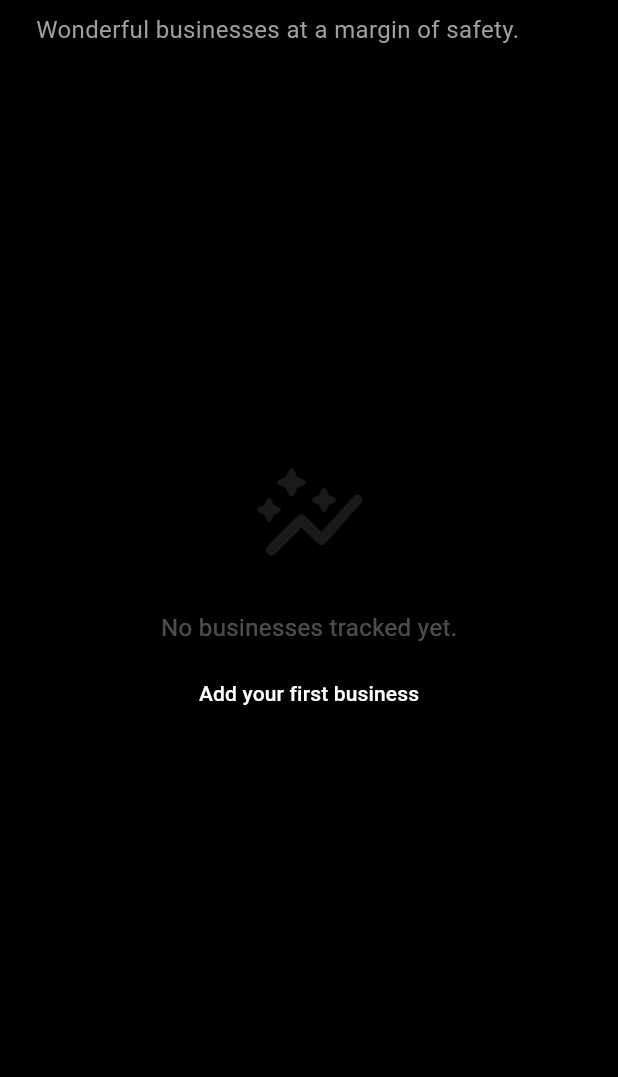
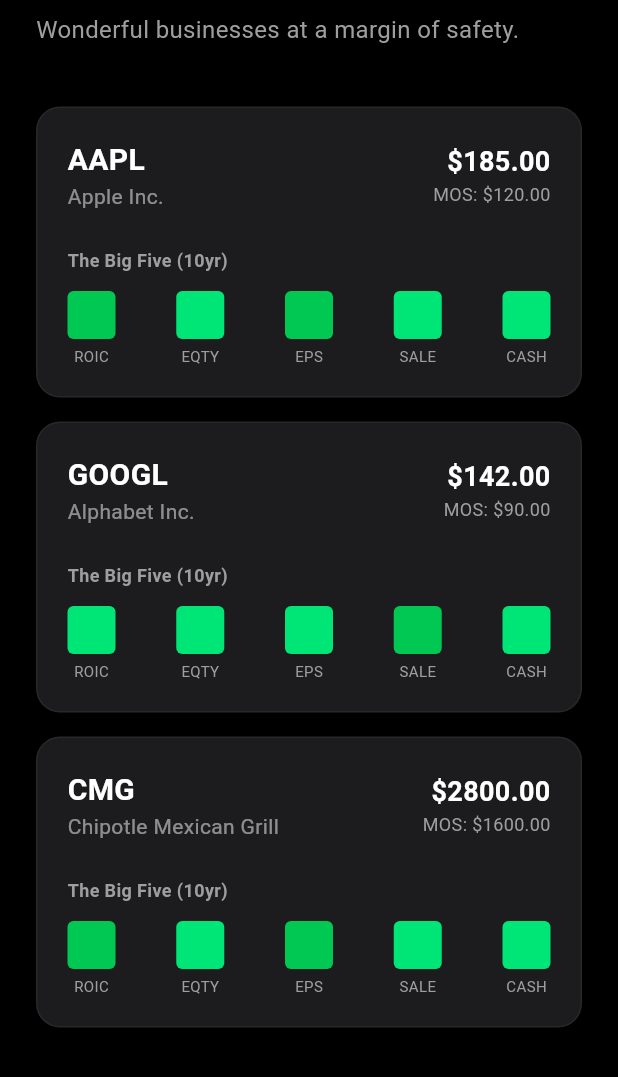
Before and after one commit to asangzz/RuleNo.1, a Flutter app: the screen it shows after launch, on a phone screen of 412 x 824 dp, the part 159-1236 px from its top. Run offline on Flutter 3.47's test engine with Material 3 defaults, Android fonts, the phone set to English and light mode, and no system bars.

Commit message:
feat: reorganize project structure and implement core Rule No. 1 models and UI
- Reorganized lib/ into models, screens, services, widgets, and theme.
- Implemented AppTheme with dark mode.
- Created Business model with Phil Town's Rule No. 1 metrics.
- Developed MetricHeatmap and BusinessCard widgets inspired by LifeGrid.
- Set up ApiService with mock data.
- Updated MainScreen and widget_test.dart.
- Documented changes in improvements.md.

Co-authored-by: asangzz <66109602+asangzz@users.noreply.github.com>

```diff
--- a/lib/main.dart
+++ b/lib/main.dart
@@ -1,4 +1,6 @@
 import 'package:flutter/material.dart';
+import 'theme/app_theme.dart';
+import 'screens/main_screen.dart';
 
 void main() {
   runApp(const RuleOneApp());
@@ -13,100 +15,9 @@ class RuleOneApp extends StatelessWidget {
       title: 'Rule No. 1',
       debugShowCheckedModeBanner: false,
       themeMode: ThemeMode.dark,
-      theme: ThemeData(
-        useMaterial3: true,
-        brightness: Brightness.light,
-      ),
-      darkTheme: ThemeData(
-        useMaterial3: true,
-        brightness: Brightness.dark,
-        scaffoldBackgroundColor: Colors.black,
-        colorScheme: const ColorScheme.dark(
-          primary: Colors.white,
-          onPrimary: Colors.black,
-          secondary: Colors.grey,
-          surface: Color(0xFF1C1C1E),
-        ),
-        textTheme: const TextTheme(
-          displayLarge: TextStyle(
-            color: Colors.white,
-            fontWeight: FontWeight.bold,
-            letterSpacing: -1.5,
-          ),
-          headlineMedium: TextStyle(
-            color: Colors.white,
-            fontWeight: FontWeight.bold,
-            letterSpacing: -0.5,
-          ),
-          bodyLarge: TextStyle(color: Colors.white70),
-        ),
-      ),
+      theme: AppTheme.lightTheme,
+      darkTheme: AppTheme.darkTheme,
       home: const MainScreen(),
     );
   }
 }
-
-class MainScreen extends StatelessWidget {
-  const MainScreen({super.key});
-
-  @override
-  Widget build(BuildContext context) {
-    return Scaffold(
-      body: SafeArea(
-        child: Padding(
-          padding: const EdgeInsets.symmetric(horizontal: 24.0),
-          child: Column(
-            crossAxisAlignment: CrossAxisAlignment.start,
-            children: [
-              const SizedBox(height: 60),
-              const Text(
-                'Rule No. 1',
-                style: TextStyle(
-                  fontSize: 32,
-                  fontWeight: FontWeight.bold,
-                  letterSpacing: -1.0,
-                ),
-              ),
-              const SizedBox(height: 8),
-              const Text(
-                'Wonderful businesses at a margin of safety.',
-                style: TextStyle(
-                  fontSize: 16,
-                  color: Colors.grey,
-                ),
-              ),
-              const SizedBox(height: 40),
-              Expanded(
-                child: Center(
-                  child: Column(
-                    mainAxisAlignment: MainAxisAlignment.center,
-                    children: [
-                      Icon(
-                        Icons.auto_graph_rounded,
-                        size: 80,
-                        color: Colors.white.withOpacity(0.1),
-                      ),
-                      const SizedBox(height: 24),
-                      Text(
-                        'No businesses tracked yet.',
-                        style: TextStyle(
-                          color: Colors.white.withOpacity(0.3),
-                          fontSize: 16,
-                        ),
-                      ),
-                      const SizedBox(height: 8),
-                      TextButton(
-                        onPressed: () {},
-                        child: const Text('Add your first business'),
-                      ),
-                    ],
-                  ),
-                ),
-              ),
-            ],
-          ),
-        ),
-      ),
-    );
-  }
-}
--- /dev/null
+++ b/lib/models/business.dart
@@ -0,0 +1,48 @@
+class Business {
+  final String id;
+  final String name;
+  final String symbol;
+
+  // Rule No. 1 Metrics (Scores 0.0 to 1.0)
+  final double meaningScore;
+  final double moatScore;
+  final double managementScore;
+
+  // Financials
+  final double stickerPrice;
+  final double marginOfSafetyPrice;
+  final double currentPrice;
+
+  // Growth rates (last 10 years)
+  final double roic;
+  final double equityGrowthRate;
+  final double epsGrowthRate;
+  final double salesGrowthRate;
+  final double cashGrowthRate;
+
+  const Business({
+    required this.id,
+    required this.name,
+    required this.symbol,
+    required this.meaningScore,
+    required this.moatScore,
+    required this.managementScore,
+    required this.stickerPrice,
+    required this.marginOfSafetyPrice,
+    required this.currentPrice,
+    required this.roic,
+    required this.equityGrowthRate,
+    required this.epsGrowthRate,
+    required this.salesGrowthRate,
+    required this.cashGrowthRate,
+  });
+
+  bool get isWonderful =>
+      meaningScore >= 0.8 &&
+      moatScore >= 0.8 &&
+      managementScore >= 0.8;
+
+  bool get isOnSale => currentPrice <= marginOfSafetyPrice;
+
+  double get marginOfSafety => (stickerPrice - currentPrice) / stickerPrice;
+}
--- /dev/null
+++ b/lib/screens/main_screen.dart
@@ -0,0 +1,108 @@
+import 'package:flutter/material.dart';
+import '../models/business.dart';
+import '../services/api_service.dart';
+import '../widgets/business_card.dart';
+
+class MainScreen extends StatefulWidget {
+  const MainScreen({super.key});
+
+  @override
+  State<MainScreen> createState() => _MainScreenState();
+}
+
+class _MainScreenState extends State<MainScreen> {
+  final ApiService _apiService = ApiService();
+  late Future<List<Business>> _watchlistFuture;
+
+  @override
+  void initState() {
+    super.initState();
+    _watchlistFuture = _apiService.getWatchlist();
+  }
+
+  @override
+  Widget build(BuildContext context) {
+    return Scaffold(
+      body: SafeArea(
+        child: Padding(
+          padding: const EdgeInsets.symmetric(horizontal: 24.0),
+          child: Column(
+            crossAxisAlignment: CrossAxisAlignment.start,
+            children: [
+              const SizedBox(height: 60),
+              const Text(
+                'Rule No. 1',
+                style: TextStyle(
+                  fontSize: 32,
+                  fontWeight: FontWeight.bold,
+                  letterSpacing: -1.0,
+                ),
+              ),
+              const SizedBox(height: 8),
+              const Text(
+                'Wonderful businesses at a margin of safety.',
+                style: TextStyle(
+                  fontSize: 16,
+                  color: Colors.grey,
+                ),
+              ),
+              const SizedBox(height: 40),
+              Expanded(
+                child: FutureBuilder<List<Business>>(
+                  future: _watchlistFuture,
+                  builder: (context, snapshot) {
+                    if (snapshot.connectionState == ConnectionState.waiting) {
+                      return const Center(child: CircularProgressIndicator());
+                    }
+
+                    if (snapshot.hasError) {
+                      return Center(child: Text('Error: ${snapshot.error}'));
+                    }
+
+                    final watchlist = snapshot.data ?? [];
+
+                    if (watchlist.isEmpty) {
+                      return Center(
+                        child: Column(
+                          mainAxisAlignment: MainAxisAlignment.center,
+                          children: [
+                            Icon(
+                              Icons.auto_graph_rounded,
+                              size: 80,
+                              color: Colors.white.withOpacity(0.1),
+                            ),
+                            const SizedBox(height: 24),
+                            Text(
+                              'No businesses tracked yet.',
+                              style: TextStyle(
+                                color: Colors.white.withOpacity(0.3),
+                                fontSize: 16,
+                              ),
+                            ),
+                            const SizedBox(height: 8),
+                            TextButton(
+                              onPressed: () {},
+                              child: const Text('Add your first business'),
+                            ),
+                          ],
+                        ),
+                      );
+                    }
+
+                    return ListView.builder(
+                      itemCount: watchlist.length,
+                      padding: const EdgeInsets.only(bottom: 24),
+                      itemBuilder: (context, index) {
+                        return BusinessCard(business: watchlist[index]);
+                      },
+                    );
+                  },
+                ),
+              ),
+            ],
+          ),
+        ),
+      ),
+    );
+  }
+}
--- /dev/null
+++ b/lib/services/api_service.dart
@@ -0,0 +1,59 @@
+import '../models/business.dart';
+
+class ApiService {
+  Future<List<Business>> getWatchlist() async {
+    // Simulate API delay
+    await Future.delayed(const Duration(milliseconds: 800));
+
+    return [
+      const Business(
+        id: '1',
+        name: 'Apple Inc.',
+        symbol: 'AAPL',
+        meaningScore: 0.9,
+        moatScore: 0.95,
+        managementScore: 0.9,
+        stickerPrice: 240.0,
+        marginOfSafetyPrice: 120.0,
+        currentPrice: 185.0,
+        roic: 0.95,
+        equityGrowthRate: 0.85,
+        epsGrowthRate: 0.9,
+        salesGrowthRate: 0.8,
+        cashGrowthRate: 0.85,
+      ),
+      const Business(
+        id: '2',
+        name: 'Alphabet Inc.',
+        symbol: 'GOOGL',
+        meaningScore: 0.85,
+        moatScore: 0.9,
+        managementScore: 0.8,
+        stickerPrice: 180.0,
+        marginOfSafetyPrice: 90.0,
+        currentPrice: 142.0,
+        roic: 0.8,
+        equityGrowthRate: 0.75,
+        epsGrowthRate: 0.85,
+        salesGrowthRate: 0.9,
+        cashGrowthRate: 0.8,
+      ),
+      const Business(
+        id: '3',
+        name: 'Chipotle Mexican Grill',
+        symbol: 'CMG',
+        meaningScore: 0.8,
+        moatScore: 0.85,
+        managementScore: 0.9,
+        stickerPrice: 3200.0,
+        marginOfSafetyPrice: 1600.0,
+        currentPrice: 2800.0,
+        roic: 0.9,
+        equityGrowthRate: 0.8,
+        epsGrowthRate: 0.95,
+        salesGrowthRate: 0.85,
+        cashGrowthRate: 0.7,
+      ),
+    ];
+  }
+}
--- /dev/null
+++ b/lib/theme/app_theme.dart
@@ -0,0 +1,37 @@
+import 'package:flutter/material.dart';
+
+class AppTheme {
+  static ThemeData get darkTheme {
+    return ThemeData(
+      useMaterial3: true,
+      brightness: Brightness.dark,
+      scaffoldBackgroundColor: Colors.black,
+      colorScheme: const ColorScheme.dark(
+        primary: Colors.white,
+        onPrimary: Colors.black,
+        secondary: Colors.grey,
+        surface: Color(0xFF1C1C1E),
+      ),
+      textTheme: const TextTheme(
+        displayLarge: TextStyle(
+          color: Colors.white,
+          fontWeight: FontWeight.bold,
+          letterSpacing: -1.5,
+        ),
+        headlineMedium: TextStyle(
+          color: Colors.white,
+          fontWeight: FontWeight.bold,
+          letterSpacing: -0.5,
+        ),
+        bodyLarge: TextStyle(color: Colors.white70),
+      ),
+    );
+  }
+
+  static ThemeData get lightTheme {
+    return ThemeData(
+      useMaterial3: true,
+      brightness: Brightness.light,
+    );
+  }
+}
--- /dev/null
+++ b/lib/widgets/business_card.dart
@@ -0,0 +1,94 @@
+import 'package:flutter/material.dart';
+import '../models/business.dart';
+import 'metric_heatmap.dart';
+
+class BusinessCard extends StatelessWidget {
+  final Business business;
+
+  const BusinessCard({super.key, required this.business});
+
+  @override
+  Widget build(BuildContext context) {
+    return Container(
+      margin: const EdgeInsets.only(bottom: 16),
+      padding: const EdgeInsets.all(20),
+      decoration: BoxDecoration(
+        color: const Color(0xFF1C1C1E),
+        borderRadius: BorderRadius.circular(16),
+        border: Border.all(
+          color: business.isOnSale
+              ? Colors.greenAccent.withOpacity(0.3)
+              : Colors.white.withOpacity(0.05),
+        ),
+      ),
+      child: Column(
+        crossAxisAlignment: CrossAxisAlignment.start,
+        children: [
+          Row(
+            mainAxisAlignment: MainAxisAlignment.spaceBetween,
+            children: [
+              Column(
+                crossAxisAlignment: CrossAxisAlignment.start,
+                children: [
+                  Text(
+                    business.symbol,
+                    style: const TextStyle(
+                      fontSize: 20,
+                      fontWeight: FontWeight.bold,
+                    ),
+                  ),
+                  Text(
+                    business.name,
+                    style: TextStyle(
+                      fontSize: 14,
+                      color: Colors.white.withOpacity(0.5),
+                    ),
+                  ),
+                ],
+              ),
+              Column(
+                crossAxisAlignment: CrossAxisAlignment.end,
+                children: [
+                  Text(
+                    '\$${business.currentPrice.toStringAsFixed(2)}',
+                    style: const TextStyle(
+                      fontSize: 18,
+                      fontWeight: FontWeight.bold,
+                    ),
+                  ),
+                  Text(
+                    'MOS: \$${business.marginOfSafetyPrice.toStringAsFixed(2)}',
+                    style: TextStyle(
+                      fontSize: 12,
+                      color: business.isOnSale ? Colors.greenAccent : Colors.grey,
+                    ),
+                  ),
+                ],
+              ),
+            ],
+          ),
+          const SizedBox(height: 24),
+          const Text(
+            'The Big Five (10yr)',
+            style: TextStyle(
+              fontSize: 12,
+              fontWeight: FontWeight.w600,
+              color: Colors.grey,
+            ),
+          ),
+          const SizedBox(height: 12),
+          MetricHeatmap(
+            scores: [
+              business.roic,
+              business.equityGrowthRate,
+              business.epsGrowthRate,
+              business.salesGrowthRate,
+              business.cashGrowthRate,
+            ],
+            labels: const ['ROIC', 'EQTY', 'EPS', 'SALE', 'CASH'],
+          ),
+        ],
+      ),
+    );
+  }
+}
--- /dev/null
+++ b/lib/widgets/metric_heatmap.dart
@@ -0,0 +1,49 @@
+import 'package:flutter/material.dart';
+
+class MetricHeatmap extends StatelessWidget {
+  final List<double> scores; // 0.0 to 1.0
+  final List<String> labels;
+
+  const MetricHeatmap({
+    super.key,
+    required this.scores,
+    required this.labels,
+  });
+
+  @override
+  Widget build(BuildContext context) {
+    return Row(
+      mainAxisAlignment: MainAxisAlignment.spaceBetween,
+      children: List.generate(scores.length, (index) {
+        final score = scores[index];
+        final label = labels[index];
+
+        return Column(
+          children: [
+            Container(
+              width: 32,
+              height: 32,
+              decoration: BoxDecoration(
+                color: _getScoreColor(score),
+                borderRadius: BorderRadius.circular(4),
+              ),
+            ),
+            const SizedBox(height: 4),
+            Text(
+              label,
+              style: const TextStyle(fontSize: 10, color: Colors.grey),
+            ),
+          ],
+        );
+      }),
+    );
+  }
+
+  Color _getScoreColor(double score) {
+    if (score >= 0.9) return Colors.greenAccent.shade700;
+    if (score >= 0.7) return Colors.greenAccent.shade400;
+    if (score >= 0.5) return Colors.yellowAccent.shade700;
+    if (score >= 0.3) return Colors.orangeAccent;
+    return Colors.redAccent;
+  }
+}
```
Also changed, not shown: 2 other files.
